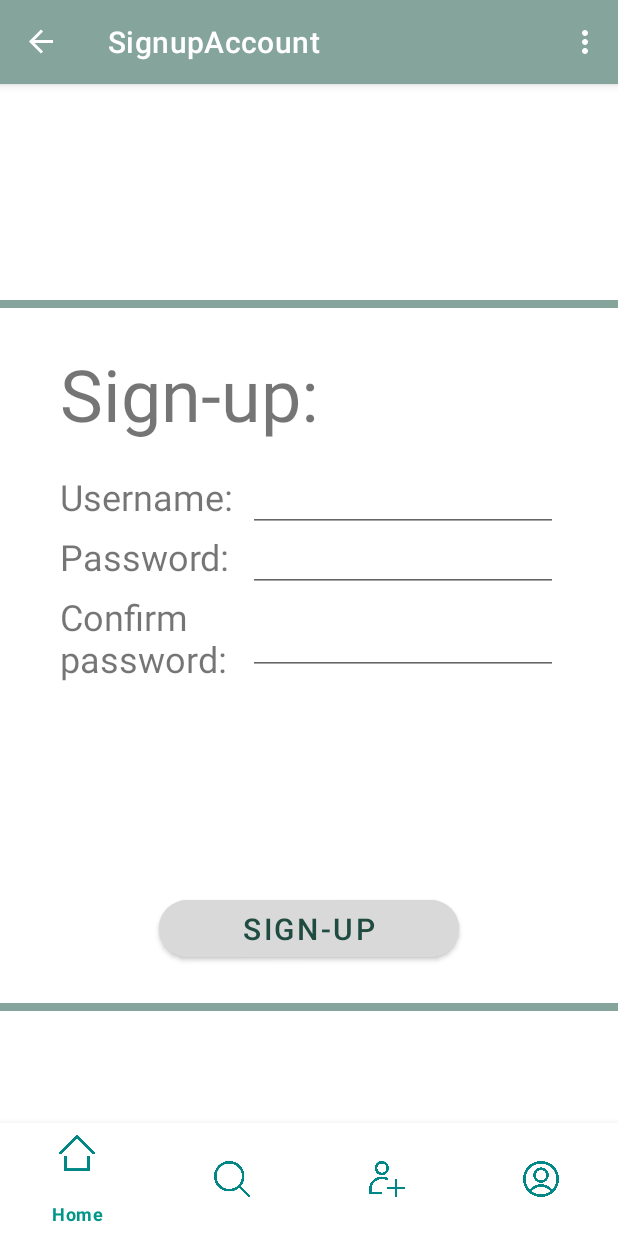
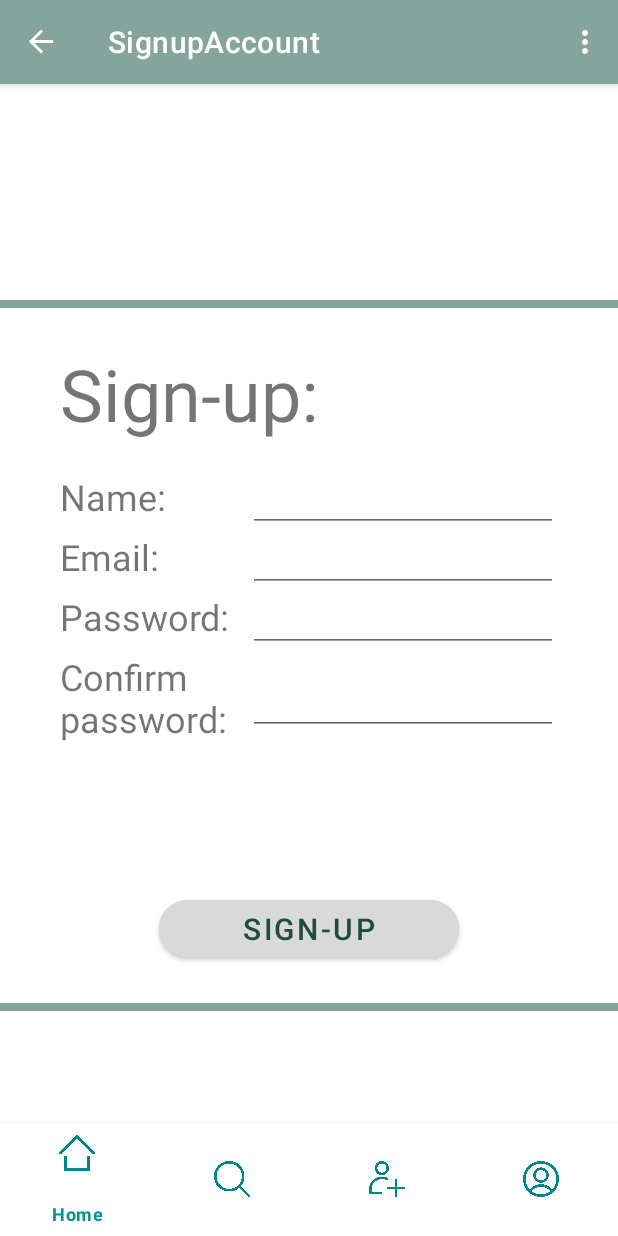
Before and after one commit to Alex-Popa-Florea/drp_frontend, an Android app: the SignupAccount screen opened through its navigation route, on a phone screen of 412 x 824 dp. Run offline under Robolectric (Android 15) with nearby library versions, the phone set to English and light mode, and no system bars; our stand-ins replace navigation-ui.

Commit message:
chore: Added email field to login and signup screens

```diff
--- a/app/src/main/res/layout/login_screen.xml
+++ b/app/src/main/res/layout/login_screen.xml
@@ -98,7 +98,7 @@
         android:layout_height="40dp"
         android:layout_marginStart="40dp"
         android:layout_marginTop="20dp"
-        android:text="Username:"
+        android:text="Email:"
         android:textSize="24sp"
         app:layout_constraintStart_toStartOf="parent"
         app:layout_constraintTop_toBottomOf="@+id/textView14" />
--- a/app/src/main/res/layout/signup_screen.xml
+++ b/app/src/main/res/layout/signup_screen.xml
@@ -55,10 +55,20 @@
         android:layout_height="40dp"
         android:layout_marginStart="40dp"
         android:layout_marginTop="20dp"
-        android:text="Username:"
+        android:text="Name:"
         android:textSize="24sp"
         app:layout_constraintStart_toStartOf="parent"
         app:layout_constraintTop_toBottomOf="@+id/textView14" />
+
+    <TextView
+        android:id="@+id/textView19"
+        android:layout_width="120dp"
+        android:layout_height="40dp"
+        android:layout_marginStart="40dp"
+        android:text="Email:"
+        android:textSize="24sp"
+        app:layout_constraintStart_toStartOf="parent"
+        app:layout_constraintTop_toBottomOf="@+id/textView15" />
 
     <TextView
         android:id="@+id/textView16"
@@ -68,21 +78,20 @@
         android:text="Password:"
         android:textSize="24sp"
         app:layout_constraintStart_toStartOf="parent"
-        app:layout_constraintTop_toBottomOf="@+id/textView15" />
+        app:layout_constraintTop_toBottomOf="@+id/textView19" />
 
     <TextView
         android:id="@+id/textView18"
         android:layout_width="120dp"
         android:layout_height="60dp"
         android:layout_marginStart="40dp"
-        android:layout_marginTop="40dp"
         android:text="Confirm password:"
         android:textSize="24sp"
         app:layout_constraintStart_toStartOf="parent"
-        app:layout_constraintTop_toBottomOf="@+id/textView15" />
+        app:layout_constraintTop_toBottomOf="@+id/textView16" />
 
     <EditText
-        android:id="@+id/username_text_input"
+        android:id="@+id/name_text_input"
         android:layout_width="0dp"
         android:layout_height="40dp"
         android:layout_marginStart="5dp"
@@ -95,6 +104,18 @@
         app:layout_constraintTop_toBottomOf="@+id/textView14" />
 
     <EditText
+        android:id="@+id/email_text_input"
+        android:layout_width="0dp"
+        android:layout_height="40dp"
+        android:layout_marginStart="5dp"
+        android:layout_marginEnd="40dp"
+        android:ems="10"
+        android:inputType="textPersonName"
+        app:layout_constraintEnd_toEndOf="parent"
+        app:layout_constraintStart_toEndOf="@+id/textView15"
+        app:layout_constraintTop_toBottomOf="@+id/name_text_input" />
+
+    <EditText
         android:id="@+id/password_text_input"
         android:layout_width="0dp"
         android:layout_height="40dp"
@@ -104,7 +125,7 @@
         android:inputType="textPassword"
         app:layout_constraintEnd_toEndOf="parent"
         app:layout_constraintStart_toEndOf="@+id/textView16"
-        app:layout_constraintTop_toBottomOf="@+id/username_text_input" />
+        app:layout_constraintTop_toBottomOf="@+id/email_text_input" />
 
     <EditText
         android:id="@+id/confirm_password_text_input"
```
